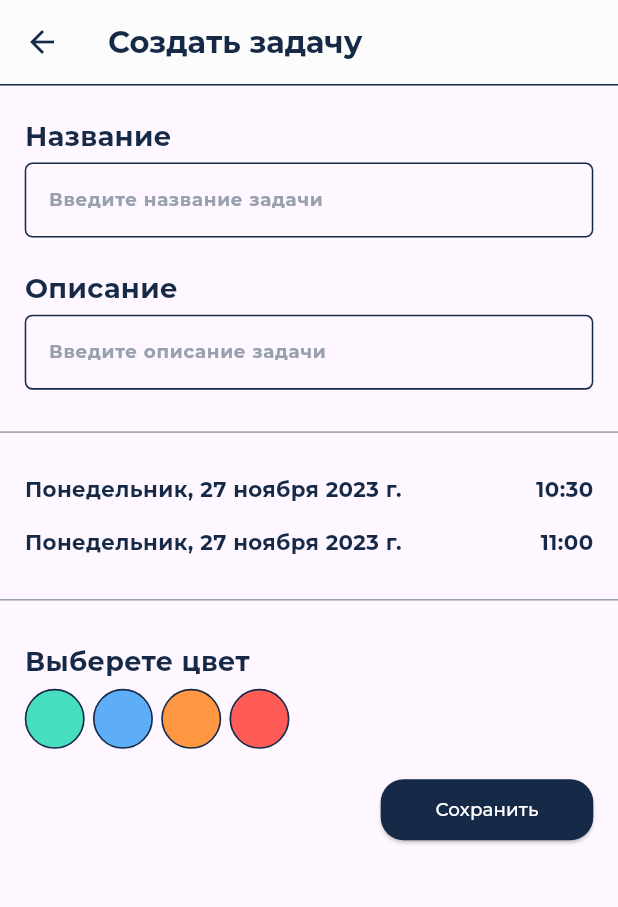
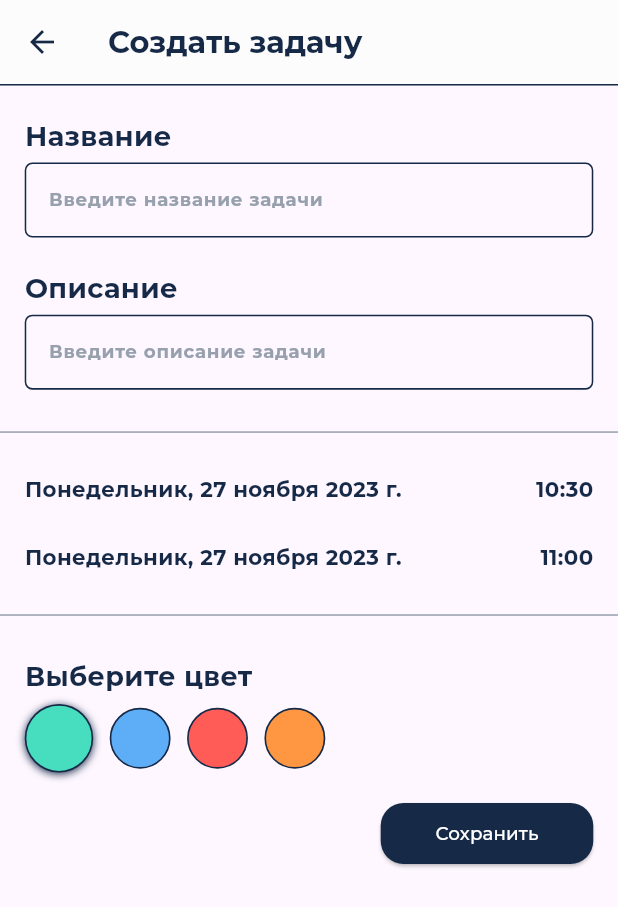
Before and after one commit to elyra1/Taski, a Flutter app: the screen it shows after launch, on a phone screen of 412 x 824 dp. Shown: the top 907 px of the screen. Run offline on Flutter 3.47's test engine with Material 3 defaults, Android fonts, the phone set to English and light mode, and no system bars; our stand-ins replace auto_route, awesome_extensions, bloc, cloud_firestore, firebase_auth, firebase_core and 6 more; accounts and stored records are empty; project files that could hold a hidden picture were left out.

Commit message:
Доработал create_task_page, добавил выбор цвета, добавил color_pick_item

```diff
--- a/lib/presentation/pages/create_task/create_task_page.dart
+++ b/lib/presentation/pages/create_task/create_task_page.dart
@@ -1,11 +1,8 @@
-import 'dart:developer';
-
 import 'package:auto_route/auto_route.dart';
 import 'package:awesome_extensions/awesome_extensions.dart';
 import 'package:flutter/material.dart';
 import 'package:flutter_bloc/flutter_bloc.dart';
 import 'package:flutter_screenutil/flutter_screenutil.dart';
-import 'package:intl/intl.dart';
 import 'package:taski/di/locator.dart';
 import 'package:taski/domain/entities/task.dart';
 import 'package:taski/presentation/pages/create_task/cubit/create_task_page_cubit.dart';
@@ -13,6 +10,7 @@ import 'package:taski/presentation/utils/app_colors.dart';
 import 'package:taski/presentation/utils/app_text_styles.dart';
 import 'package:taski/presentation/widgets/app_text_field.dart';
 import 'package:taski/presentation/widgets/buttons/custom_button.dart';
+import 'package:taski/presentation/widgets/items/color_pick_item.dart';
 
 @RoutePage()
 class CreateTaskPage extends StatefulWidget implements AutoRouteWrapper {
@@ -109,6 +107,13 @@ class _CreateTaskPageState extends State<CreateTaskPage> {
 
   DateTime startTime = DateTime.now();
   DateTime endTime = DateTime.now().add(const Duration(minutes: 30));
+  List<Color> colors = [
+    AppColors.green,
+    AppColors.blue,
+    AppColors.red,
+    AppColors.orange,
+  ];
+  Color selectedColor = AppColors.green;
 
   @override
   Widget build(BuildContext context) {
@@ -141,6 +146,7 @@ class _CreateTaskPageState extends State<CreateTaskPage> {
               width: 345.w,
               height: 70.h,
               controller: titleController,
+              textInputAction: TextInputAction.next,
             ),
             20.h.heightBox,
             AppTextField(
@@ -198,7 +204,7 @@ class _CreateTaskPageState extends State<CreateTaskPage> {
                 ),
               ],
             ).paddingSymmetric(horizontal: 15.w),
-            15.h.heightBox,
+            25.h.heightBox,
             Row(
               mainAxisAlignment: MainAxisAlignment.spaceBetween,
               children: [
@@ -243,108 +249,26 @@ class _CreateTaskPageState extends State<CreateTaskPage> {
               ],
             ).paddingSymmetric(horizontal: 15.w),
             20.h.heightBox,
-            // AppTextField(
-            //   title: 'Дата',
-            //   hintText: 'Выберете дату',
-            //   width: 345.w,
-            //   height: 70.h,
-            // ),
-            // 20.h.heightBox,
-            // Row(
-            //   children: [
-            //     AppTextField(
-            //       title: 'Начало',
-            //       hintText: 'Выберете время',
-            //       width: 162.w,
-            //       height: 70.h,
-            //     ),
-            //     SizedBox(
-            //       width: 21.w,
-            //     ),
-            //     AppTextField(
-            //       title: 'Конец',
-            //       hintText: 'Выберете время',
-            //       width: 162.w,
-            //       height: 70.h,
-            //     ),
-            //   ],
-            // ),
-            //20.h.heightBox,
             Divider(
               thickness: 1.h,
               color: AppColors.grey,
             ),
             20.h.heightBox,
             Text(
-              'Выберете цвет',
+              'Выберите цвет',
               style: AppTextStyles.semibold20.copyWith(fontSize: 18),
             ).paddingOnly(left: 15.w).alignAtCenterLeft(),
             5.h.heightBox,
             Row(
               children: [
-                InkWell(
-                  onTap: () => {},
-                  child: Container(
-                    width: 40,
-                    height: 40,
-                    decoration: BoxDecoration(
-                      color: AppColors.green,
-                      shape: BoxShape.circle,
-                      border: Border.all(
-                        color: AppColors.headblue,
-                        width: 1.w,
-                      ),
-                    ),
+                for (Color color in colors) ...[
+                  ColorPickItem(
+                    color: color,
+                    onTap: () => setState(() => selectedColor = color),
+                    isSelected: color == selectedColor,
                   ),
-                ),
-                5.w.widthBox,
-                InkWell(
-                  onTap: () => {},
-                  child: Container(
-                    width: 40,
-                    height: 40,
-                    decoration: BoxDecoration(
-                      color: AppColors.blue,
-                      shape: BoxShape.circle,
-                      border: Border.all(
-                        color: AppColors.headblue,
-                        width: 1.w,
-                      ),
-                    ),
-                  ),
-                ),
-                5.w.widthBox,
-                InkWell(
-                  onTap: () => {},
-                  child: Container(
-                    width: 40,
-                    height: 40,
-                    decoration: BoxDecoration(
-                      color: AppColors.orange,
-                      shape: BoxShape.circle,
-                      border: Border.all(
-                        color: AppColors.headblue,
-                        width: 1.w,
-                      ),
-                    ),
-                  ),
-                ),
-                5.w.widthBox,
-                InkWell(
-                  onTap: () => {},
-                  child: Container(
-                    width: 40,
-                    height: 40,
-                    decoration: BoxDecoration(
-                      color: AppColors.red,
-                      shape: BoxShape.circle,
-                      border: Border.all(
-                        color: AppColors.headblue,
-                        width: 1.w,
-                      ),
-                    ),
-                  ),
-                ),
+                  10.w.widthBox,
+                ]
               ],
             ).paddingOnly(left: 15.w).alignAtCenterLeft(),
             20.h.heightBox,
@@ -356,7 +280,6 @@ class _CreateTaskPageState extends State<CreateTaskPage> {
                   title: titleController.text,
                   description: descriptionController.text,
                 );
-                log('${task.title} ${task.description}');
               },
               text: 'Сохранить',
             ).paddingOnly(right: 15.w).alignAtCenterRight(),
--- /dev/null
+++ b/lib/presentation/widgets/items/color_pick_item.dart
@@ -0,0 +1,43 @@
+import 'package:flutter/material.dart';
+import 'package:flutter_screenutil/flutter_screenutil.dart';
+import 'package:taski/presentation/utils/app_colors.dart';
+
+class ColorPickItem extends StatelessWidget {
+  final Color color;
+  final VoidCallback onTap;
+  final bool isSelected;
+  const ColorPickItem({
+    super.key,
+    required this.color,
+    required this.onTap,
+    required this.isSelected,
+  });
+
+  @override
+  Widget build(BuildContext context) {
+    return GestureDetector(
+      onTap: onTap,
+      child: Container(
+        width: isSelected ? 45.r : 40.r,
+        height: isSelected ? 45.r : 40.r,
+        decoration: BoxDecoration(
+          color: color,
+          shape: BoxShape.circle,
+          border: Border.all(
+            color: AppColors.headblue,
+            width: 1.w,
+          ),
+          boxShadow: isSelected
+              ? [
+                  BoxShadow(
+                    offset: Offset(0, 1.r),
+                    color: AppColors.headblue,
+                    blurRadius: 4.r,
+                  ),
+                ]
+              : null,
+        ),
+      ),
+    );
+  }
+}
```
Also changed, not shown: pubspec.lock.
